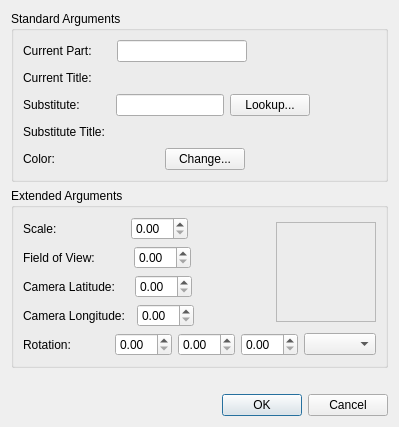
trevorsandy/lpub3d-ci, file mainApp/substitutepartdialog.ui: the form before one commit.
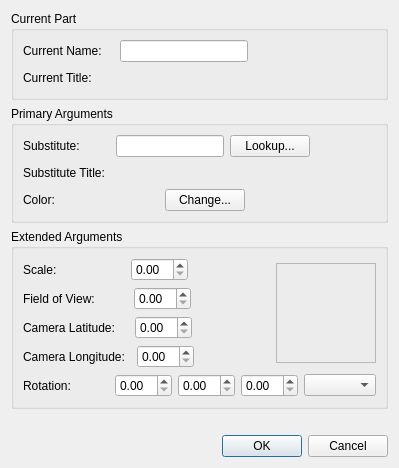
The form after the commit.

Commit message: Add substitute part from context menu - debug fixes #280

What changed in the file:
```diff
--- a/mainApp/substitutepartdialog.ui
+++ b/mainApp/substitutepartdialog.ui
@@ -7,25 +7,25 @@
     <x>0</x>
     <y>0</y>
     <width>381</width>
-    <height>420</height>
+    <height>447</height>
    </rect>
   </property>
   <property name="windowTitle">
    <string>Dialog</string>
   </property>
-  <layout class="QVBoxLayout" name="verticalLayout">
+  <layout class="QVBoxLayout" name="verticalLayout_4">
    <item>
-    <widget class="QGroupBox" name="standardSettingsBox">
+    <widget class="QGroupBox" name="currrentPartBox">
      <property name="title">
-      <string>Standard Arguments</string>
+      <string>Current Part</string>
      </property>
-     <layout class="QVBoxLayout" name="verticalLayout_3">
+     <layout class="QVBoxLayout" name="verticalLayout">
       <item>
        <layout class="QHBoxLayout" name="horizontalLayout_3">
         <item>
          <widget class="QLabel" name="name_Lbl">
           <property name="text">
-           <string>Current Part:</string>
+           <string>Current Name:</string>
           </property>
          </widget>
         </item>
@@ -39,7 +39,7 @@
           </property>
           <property name="sizeHint" stdset="0">
            <size>
-            <width>19</width>
+            <width>12</width>
             <height>20</height>
            </size>
           </property>
@@ -112,6 +112,15 @@
         </item>
        </layout>
       </item>
+     </layout>
+    </widget>
+   </item>
+   <item>
+    <widget class="QGroupBox" name="primarySettingsBox">
+     <property name="title">
+      <string>Primary Arguments</string>
+     </property>
+     <layout class="QVBoxLayout" name="verticalLayout_2">
       <item>
        <layout class="QHBoxLayout" name="horizontalLayout">
         <item>
@@ -313,7 +322,7 @@
      <property name="title">
       <string>Extended Arguments</string>
      </property>
-     <layout class="QVBoxLayout" name="verticalLayout_2">
+     <layout class="QVBoxLayout" name="verticalLayout_3">
       <item>
        <layout class="QGridLayout" name="gridLayout">
         <item row="1" column="0">
```
The commit also changes 4 other files.
